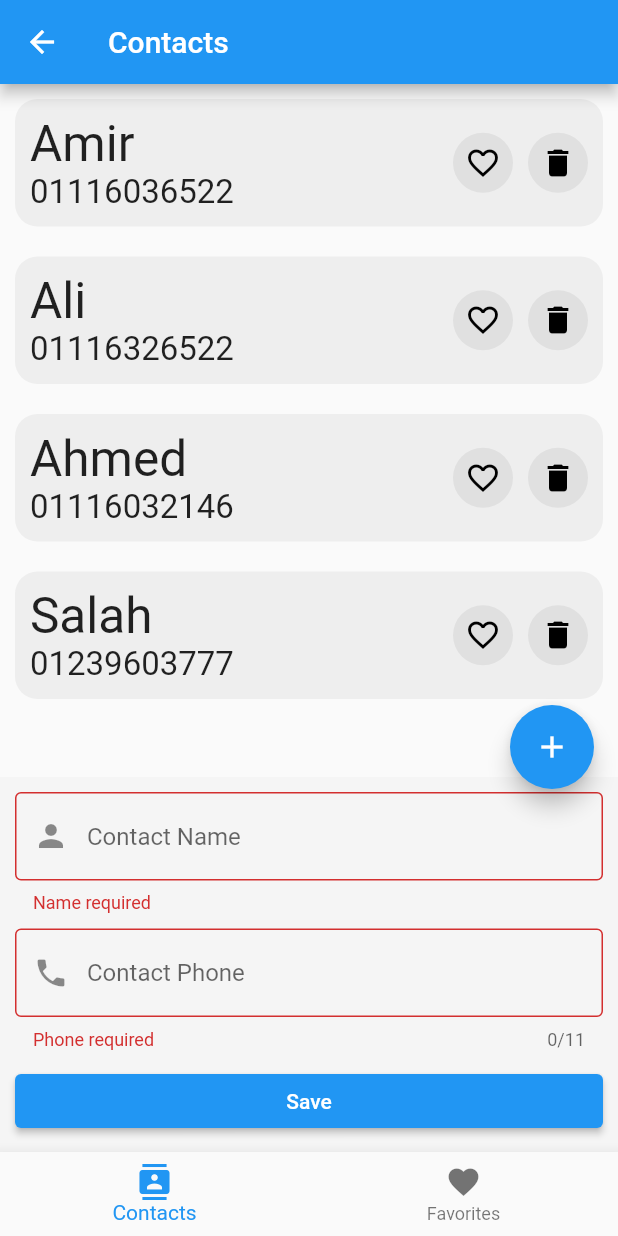
After one commit to amir58/FlutterHti22Gr2, a Flutter app: the screen it shows after launch, after a tap on the "add" icon, after a tap on "Save", on a phone screen of 412 x 824 dp. The commit adds this screen. Run offline on Flutter 3.47's test engine with Material 2 defaults, Android fonts, the phone set to English and light mode, and no system bars; our stand-ins replace sqflite; accounts and stored records are empty; network calls fail.

Commit message:
Session 9

```diff
--- /dev/null
+++ b/lib/contacts/contacts_main_screen.dart
@@ -0,0 +1,184 @@
+import 'package:flutter/material.dart';
+import 'package:sqflite/sqflite.dart';
+import 'package:untitled/contacts/contacts_screen.dart';
+import 'package:untitled/contacts/favorites_screen.dart';
+
+class ContactsMainScreen extends StatefulWidget {
+  const ContactsMainScreen({Key? key}) : super(key: key);
+
+  @override
+  State<ContactsMainScreen> createState() => _ContactsMainScreenState();
+}
+
+class _ContactsMainScreenState extends State<ContactsMainScreen> {
+  // database
+
+  void createDatabase() async {
+    // open the database
+    Database database = await openDatabase(
+      "contactsDatabase",
+      version: 1,
+      onCreate: (Database db, int version) async {
+        // When creating the db, create the table
+        await db.execute(
+            'CREATE TABLE Test (id INTEGER PRIMARY KEY, name TEXT, value INTEGER, num REAL)');
+      },
+      onOpen: (Database database){
+
+      }
+    );
+  }
+
+  // database
+
+  int index = 0;
+
+  List<String> titles = ["Contacts", "Favorites"];
+
+  List<Widget> screens = [ContactsScreen(), FavoritesScreen()];
+
+  var scaffoldKey = GlobalKey<ScaffoldState>();
+  var formKey = GlobalKey<FormState>();
+
+  var nameController = TextEditingController();
+  var phoneController = TextEditingController();
+
+  @override
+  Widget build(BuildContext context) {
+    return Scaffold(
+      key: scaffoldKey,
+      appBar: AppBar(
+        title: Text(titles[index]),
+      ),
+      floatingActionButton: Visibility(
+        visible: index == 0,
+        child: FloatingActionButton(
+          onPressed: () {
+            // showDefaultBottomSheet();
+            showScaffoldBottomSheet();
+          },
+          child: const Icon(Icons.add),
+        ),
+      ),
+      bottomNavigationBar: BottomNavigationBar(
+        onTap: (value) {
+          index = value;
+          setState(() {});
+        },
+        currentIndex: index,
+        items: const [
+          BottomNavigationBarItem(
+            icon: Icon(Icons.contacts),
+            label: "Contacts",
+          ),
+          BottomNavigationBarItem(
+            icon: Icon(Icons.favorite),
+            label: "Favorites",
+          ),
+        ],
+      ),
+      body: screens[index],
+    );
+  }
+
+  void showDefaultBottomSheet() {
+    showModalBottomSheet<void>(
+      context: context,
+      builder: (BuildContext context) {
+        return Container(
+          height: 200,
+          color: Colors.amber,
+          child: Center(
+            child: Column(
+              mainAxisAlignment: MainAxisAlignment.center,
+              mainAxisSize: MainAxisSize.min,
+              children: <Widget>[
+                const Text('Modal BottomSheet'),
+                ElevatedButton(
+                  child: const Text('Close BottomSheet'),
+                  onPressed: () => Navigator.pop(context),
+                )
+              ],
+            ),
+          ),
+        );
+      },
+    );
+  }
+
+  void showScaffoldBottomSheet() {
+    scaffoldKey.currentState?.showBottomSheet((context) {
+      return Container(
+        color: Colors.grey[100],
+        padding: const EdgeInsets.all(10),
+        margin: const EdgeInsets.only(top: 20),
+        child: Form(
+          key: formKey,
+          child: Column(
+            mainAxisAlignment: MainAxisAlignment.start,
+            mainAxisSize: MainAxisSize.min,
+            children: <Widget>[
+              TextFormField(
+                controller: nameController,
+                validator: (value) {
+                  if (value!.isEmpty) {
+                    return "Name required";
+                  }
+
+                  if (value.length == 1) {
+                    return "Name not valid";
+                  }
+
+                  return null;
+                },
+                textInputAction: TextInputAction.next,
+                keyboardType: TextInputType.text,
+                decoration: const InputDecoration(
+                    hintText: "Contact Name",
+                    border: OutlineInputBorder(),
+                    prefixIcon: Icon(Icons.person)),
+              ),
+              const SizedBox(height: 10),
+              TextFormField(
+                controller: phoneController,
+                validator: (value) {
+                  if (value!.isEmpty) {
+                    return "Phone required";
+                  }
+
+                  if (value.length < 11) {
+                    return "Phone not valid";
+                  }
+
+                  return null;
+                },
+                maxLength: 11,
+                textInputAction: TextInputAction.done,
+                keyboardType: TextInputType.phone,
+                decoration: const InputDecoration(
+                    hintText: "Contact Phone",
+                    border: OutlineInputBorder(),
+                    prefixIcon: Icon(Icons.phone)),
+              ),
+              const SizedBox(height: 10),
+              SizedBox(
+                width: double.infinity,
+                child: ElevatedButton(
+                  onPressed: () {
+                    if (formKey.currentState!.validate()) {
+                      String name = nameController.text;
+
+                      String phone = phoneController.text;
+                      Navigator.pop(context);
+                    }
+                  },
+                  child: Text("Save"),
+                ),
+              )
+            ],
+          ),
+        ),
+      );
+    });
+  }
+}
--- /dev/null
+++ b/lib/contacts/contacts_screen.dart
@@ -0,0 +1,125 @@
+import 'package:flutter/material.dart';
+import 'package:untitled/widgets/my_circle_icon_button.dart';
+
+class MyContact{
+  String name;
+  String phone;
+
+  MyContact(this.name, this.phone);
+}
+
+class ContactsScreen extends StatelessWidget {
+  ContactsScreen({Key? key}) : super(key: key);
+
+  List<MyContact> contacts =[
+    MyContact("Amir", "01116036522"),
+    MyContact("Ali", "01116326522"),
+    MyContact("Ahmed", "01116032146"),
+    MyContact("Salah", "01239603777"),
+  ];
+
+  @override
+  Widget build(BuildContext context) {
+    return Scaffold(
+        body: ListView.builder(
+          itemCount: contacts.length,
+          itemBuilder: (context, index) {
+            return  Container(
+              margin: const EdgeInsets.all(10),
+              padding: const EdgeInsets.all(10),
+              decoration: BoxDecoration(
+                color: Colors.grey[200],
+                borderRadius: BorderRadius.circular(15)
+              ),
+              child: Row(
+                children: [
+                  Expanded(
+                    child: Column(
+                      crossAxisAlignment: CrossAxisAlignment.start,
+                      children: [
+                        Text(
+                          contacts[index].name,
+                          style: TextStyle(fontSize: 33),
+                        ),
+                        Text(
+                          contacts[index].phone,
+                          style: TextStyle(fontSize: 22),
+                        ),
+
+                      ],
+                    ),
+                  ),
+                  MyCircleIconButton(icon: Icons.favorite_border, onPressed: (){}),
+                  const SizedBox(width: 10),
+                  MyCircleIconButton(icon: Icons.delete, onPressed: (){}),
+                ],
+              ),
+            );
+          },
+        ));
+  }
+
+  Widget buildChatItem() {
+    return Container(
+      margin: const EdgeInsets.symmetric(vertical: 10),
+      child: Row(
+        children: [
+          Stack(
+            alignment: AlignmentDirectional.bottomEnd,
+            children: const [
+              CircleAvatar(
+                radius: 30,
+                backgroundImage: NetworkImage(
+                    "https://upload.wikimedia.org/wikipedia/commons/4/4a/Mohamed_Salah_2018.jpg"),
+              ),
+              CircleAvatar(
+                radius: 9,
+                backgroundColor: Colors.white,
+              ),
+              CircleAvatar(
+                radius: 8,
+                backgroundColor: Colors.green,
+              ),
+            ],
+          ),
+          const SizedBox(width: 10),
+          Expanded(
+            child: Column(
+              crossAxisAlignment: CrossAxisAlignment.start,
+              children: [
+                const Text(
+                  "Amir Mohammed",
+                  style: TextStyle(
+                      color: Colors.black,
+                      fontSize: 20,
+                      fontWeight: FontWeight.bold),
+                ),
+                const SizedBox(height: 3),
+                Row(
+                  children: const [
+                    Text(
+                      "How are you ?",
+                      style: TextStyle(
+                        color: Colors.black,
+                        fontSize: 16,
+                      ),
+                    ),
+                    SizedBox(width: 5),
+                    Text("12:45 pm"),
+                  ],
+                ),
+              ],
+            ),
+          ),
+          const Visibility(
+            visible: true,
+            child: CircleAvatar(
+              backgroundColor: Colors.blue,
+              radius: 8,
+            ),
+          ),
+        ],
+      ),
+    );
+  }
+}
--- a/lib/main.dart
+++ b/lib/main.dart
@@ -1,6 +1,7 @@
 import 'package:flutter/material.dart';
 import 'package:untitled/assets.dart';
 import 'package:untitled/bmi/bmi_screen.dart';
+import 'package:untitled/contacts/contacts_main_screen.dart';
 import 'package:untitled/login_screen.dart';
 import 'package:untitled/messenger.dart';
 import 'package:untitled/second_screen.dart';
@@ -20,7 +21,7 @@ class MyApp extends StatelessWidget {
       theme: ThemeData(
         primarySwatch: Colors.blue,
       ),
-      home: LoginScreen(),
+      home: ContactsMainScreen(),
     );
   }
 }
--- a/lib/widgets/my_circle_icon_button.dart
+++ b/lib/widgets/my_circle_icon_button.dart
@@ -5,10 +5,12 @@ class MyCircleIconButton extends StatelessWidget {
     Key? key,
     required this.icon,
     required this.onPressed,
+    this.color= Colors.black,
   }) : super(key: key);
 
   final IconData icon;
   final VoidCallback onPressed;
+  final Color color;
 
   @override
   Widget build(BuildContext context) {
@@ -18,7 +20,7 @@ class MyCircleIconButton extends StatelessWidget {
         onPressed: onPressed,
         icon: Icon(
           icon,
-          color: Colors.black,
+          color: color,
         ),
       ),
     );
--- a/pubspec.yaml
+++ b/pubspec.yaml
@@ -34,6 +34,7 @@ dependencies:
   # The following adds the Cupertino Icons font to your application.
   # Use with the CupertinoIcons class for iOS style icons.
   cupertino_icons: ^1.0.2
+  sqflite: ^2.0.3+1
 
 dev_dependencies:
   flutter_test:
```
Also changed, not shown: lib/contacts/favorites_screen.dart (renamed from lib/listview.dart, +18 -26 lines), pubspec.lock, 3 other files.
